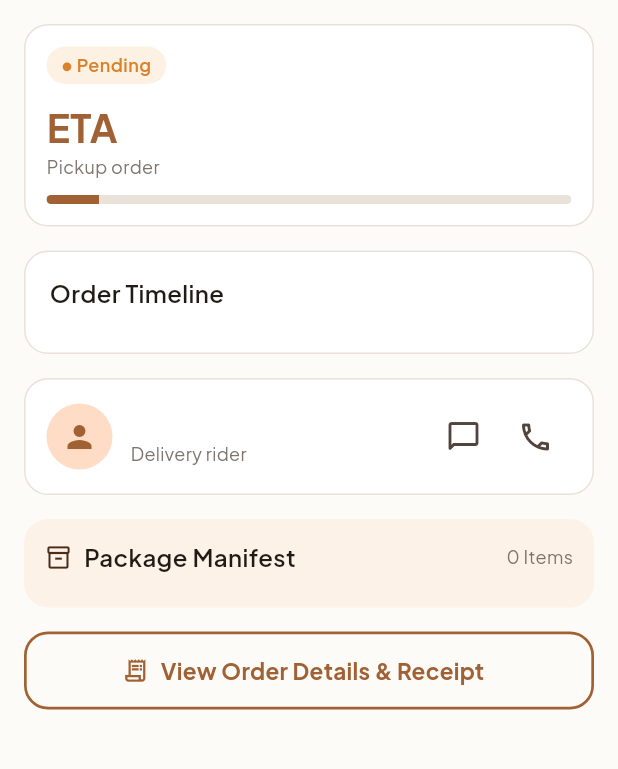
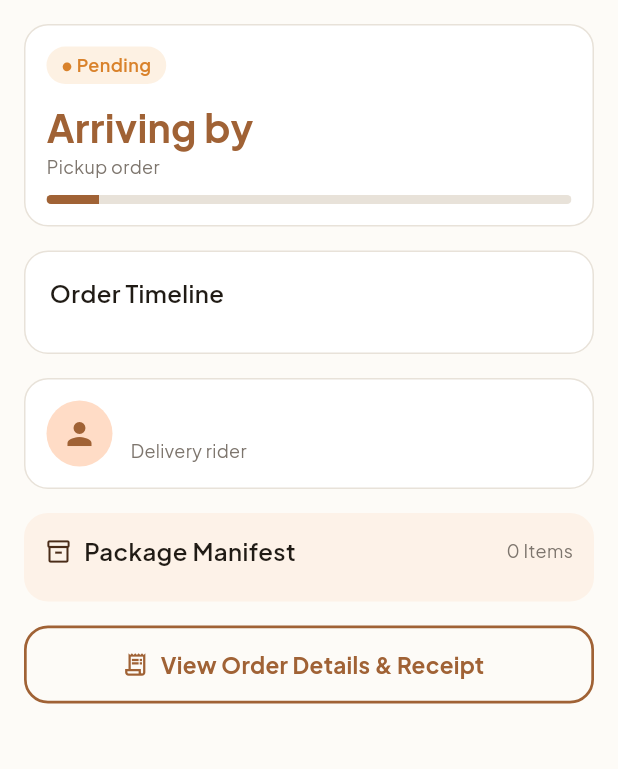
Before and after one commit to Yasuo127/Melai-Nuts-App, a Flutter app: the OrderTrackingScreen screen opened directly with empty values, on a phone screen of 412 x 824 dp, the part 84-853 px from its top. Run offline on Flutter 3.47's test engine with Material 3 defaults, Android fonts, the phone set to English and light mode, and no system bars; our stand-ins replace cloud_firestore, connectivity_plus, firebase_auth, firebase_core, flutter_svg, google_fonts and 5 more; accounts and stored records are empty.

Commit message:
Customer delivery tracking: rider phone, call button, delivery address/COD info
Co-Authored-By: Claude Sonnet 5.5 <noreply@anthropic.com>
Claude-Session: https://claude.ai/code/session_01RtCukuhtzr4j6apvhvNfmV

```diff
--- a/lib/data/models/order.dart
+++ b/lib/data/models/order.dart
@@ -158,6 +158,9 @@ class Order {
   final String paymentMethod;
   final int pointsEarned;
   final String? riderName;
+
+  /// Rider's contact number once a rider has the order (`orders.rider_phone`).
+  final String? riderPhone;
   final String? etaLabel;
   final List<OrderTimelineStep> timeline;
 
@@ -195,6 +198,7 @@ class Order {
     required this.paymentMethod,
     required this.pointsEarned,
     this.riderName,
+    this.riderPhone,
     this.etaLabel,
     this.timeline = const [],
     this.customerNotes = '',
@@ -225,6 +229,7 @@ class Order {
       paymentMethod: row['payment_method'] as String,
       pointsEarned: row['points_earned'] as int,
       riderName: row['rider_name'] as String?,
+      riderPhone: row['rider_phone'] as String?,
       etaLabel: row['eta_label'] as String?,
       timeline: OrderTimelineStep.fromEventRows(eventRows),
       customerNotes: (row['customer_notes'] as String?) ?? '',
--- a/lib/features/customer/screens/order_tracking_screen.dart
+++ b/lib/features/customer/screens/order_tracking_screen.dart
@@ -1,4 +1,5 @@
 import 'package:flutter/material.dart';
+import 'package:url_launcher/url_launcher.dart';
 import '../../../core/theme/app_colors.dart';
 import '../../../core/theme/app_spacing.dart';
 import '../../../core/theme/app_text_styles.dart';
@@ -111,6 +112,36 @@ class _OrderTrackingScreenState extends State<OrderTrackingScreen> {
     );
   }
 
+  /// Plain-language headline for the big status card.
+  String _headline(Order o) {
+    if (!o.isDelivery) return o.status.label;
+    switch (o.status) {
+      case OrderStatus.pending:
+      case OrderStatus.confirmed:
+        return 'Order received';
+      case OrderStatus.preparing:
+        return 'Preparing your order';
+      case OrderStatus.readyForPickup:
+      case OrderStatus.outForDelivery:
+        return o.riderName == null ? 'Finding a rider' : 'Rider is on the way';
+      case OrderStatus.completed:
+        return 'Delivered';
+      default:
+        return o.status.label;
+    }
+  }
+
+  Future<void> _callRider(String phone) async {
+    final ok = await launchUrl(Uri(scheme: 'tel', path: phone));
+    if (!ok && mounted) {
+      ScaffoldMessenger.of(context).showSnackBar(
+        const SnackBar(content: Text("Couldn't open the phone app.")),
+      );
+    }
+  }
+
+  bool _isCod(Order o) => o.paymentMethod.toLowerCase().contains('cash') && o.paymentStatus != 'success';
+
   Branch? _branchForOrder() {
     for (final b in kBranches) {
       if (b.name == _order.branch) return b;
@@ -219,7 +250,7 @@ class _OrderTrackingScreenState extends State<OrderTrackingScreen> {
                           borderRadius: BorderRadius.circular(20),
                         ),
                         child: Text(
-                          '● ${order.status.label}',
+                          '● ${_headline(order)}',
                           style: AppTextStyles.labelMd.copyWith(color: AppColors.warning),
                         ),
                       ),
@@ -228,8 +259,11 @@ class _OrderTrackingScreenState extends State<OrderTrackingScreen> {
                   ),
                   const SizedBox(height: 10),
                   Text(
-                    'ETA ${order.etaLabel ?? '—'}',
-                    style: AppTextStyles.headlineLg.copyWith(color: AppColors.primary),
+                    order.etaLabel != null
+                        ? 'Arriving by ${order.etaLabel}'
+                        : (order.isDelivery ? 'ETA appears once a rider picks it up' : 'We will notify you when it is ready'),
+                    style: (order.etaLabel != null ? AppTextStyles.headlineLg : AppTextStyles.titleMd)
+                        .copyWith(color: AppColors.primary),
                   ),
                   Text(
                     order.isDelivery ? 'Delivery order' : 'Pickup order',
@@ -275,6 +309,59 @@ class _OrderTrackingScreenState extends State<OrderTrackingScreen> {
               ),
             ),
             const SizedBox(height: AppSpacing.md),
+            if (order.isDelivery) ...[
+              Container(
+                padding: const EdgeInsets.all(14),
+                decoration: BoxDecoration(
+                  color: Colors.white,
+                  borderRadius: BorderRadius.circular(AppSpacing.radiusMd),
+                  border: Border.all(color: AppColors.border),
+                ),
+                child: Row(
+                  crossAxisAlignment: CrossAxisAlignment.start,
+                  children: [
+                    const Icon(Icons.location_on_rounded, color: AppColors.primary),
+                    const SizedBox(width: 12),
+                    Expanded(
+                      child: Column(
+                        crossAxisAlignment: CrossAxisAlignment.start,
+                        children: [
+                          Text('Delivering to', style: AppTextStyles.bodySm),
+                          Text(order.deliveryAddressText ?? 'Address not available', style: AppTextStyles.labelLg),
+                          if (_isCod(order)) ...[
+                            const SizedBox(height: 8),
+                            Text(
+                              'Please prepare ₱${order.total.toStringAsFixed(2)} cash for the rider.',
+                              style: AppTextStyles.bodySm.copyWith(color: AppColors.warning),
+                            ),
+                          ],
+                        ],
+                      ),
+                    ),
+                  ],
+                ),
+              ),
+              const SizedBox(height: AppSpacing.md),
+            ],
+            if (order.isDelivery &&
+                order.riderName == null &&
+                (order.status == OrderStatus.readyForPickup || order.status == OrderStatus.outForDelivery)) ...[
+              Container(
+                padding: const EdgeInsets.all(14),
+                decoration: BoxDecoration(
+                  color: AppColors.warningBg,
+                  borderRadius: BorderRadius.circular(AppSpacing.radiusMd),
+                ),
+                child: Row(
+                  children: [
+                    const SizedBox(width: 20, height: 20, child: CircularProgressIndicator(strokeWidth: 2.5)),
+                    const SizedBox(width: 12),
+                    Expanded(child: Text('Looking for a rider near your branch. This page updates automatically.', style: AppTextStyles.bodyMd)),
+                  ],
+                ),
+              ),
+              const SizedBox(height: AppSpacing.md),
+            ],
             if (order.riderName != null)
               Container(
                 padding: const EdgeInsets.all(14),
@@ -300,18 +387,13 @@ class _OrderTrackingScreenState extends State<OrderTrackingScreen> {
                         ],
                       ),
                     ),
-                    IconButton(
-                      onPressed: () => ScaffoldMessenger.of(context).showSnackBar(
-                        const SnackBar(content: Text("Rider messaging isn't available yet.")),
+                    if (order.riderPhone?.isNotEmpty == true)
+                      IconButton.filled(
+                        onPressed: () => _callRider(order.riderPhone!),
+                        style: IconButton.styleFrom(backgroundColor: AppColors.success),
+                        icon: const Icon(Icons.call_rounded, color: Colors.white),
+                        tooltip: 'Call rider',
                       ),
-                      icon: const Icon(Icons.chat_bubble_outline_rounded),
-                    ),
-                    IconButton(
-                      onPressed: () => ScaffoldMessenger.of(context).showSnackBar(
-                        const SnackBar(content: Text("Rider calling isn't available yet.")),
-                      ),
-                      icon: const Icon(Icons.call_outlined),
-                    ),
                   ],
                 ),
               ),
--- a/pubspec.yaml
+++ b/pubspec.yaml
@@ -54,6 +54,7 @@ dependencies:
   # refunds, notifications, addresses — see lib/core/services/supabase_service.dart).
   supabase_flutter: ^2.8.0
   shared_preferences: ^2.5.5
+  url_launcher: ^6.3.1
 
   # Real connectivity detection (not a guess from failed requests) so the
   # app can tell "offline" apart from "server error" and refresh real data
```
Also changed, not shown: 1 other file.
